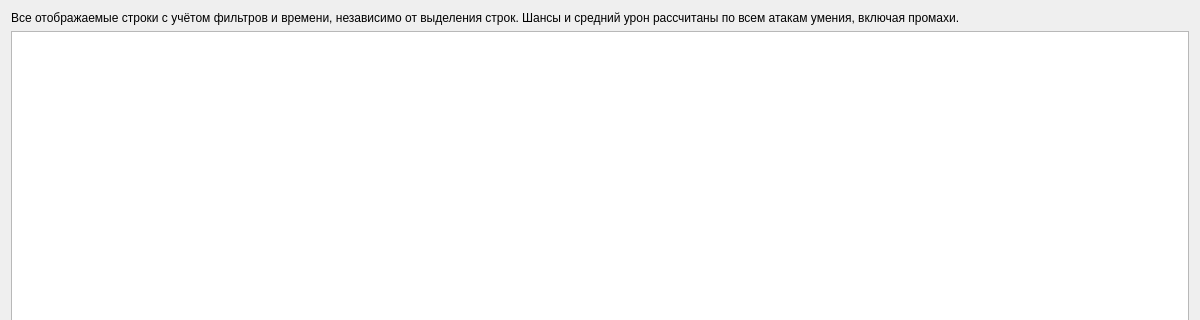
Above: src/gui/ui/skill_damage_dialog.ui from KolmePro/reva_damage_viewer before the change; both pictures show x 0 to 1200 and y 0 to 320 of the 1200 by 580 pixel window. Below: the same form after it.
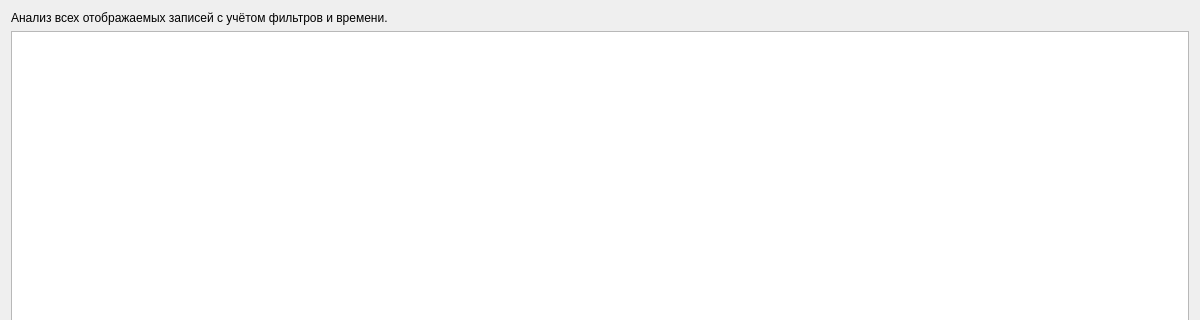
That is the form after the change.

Diff of the .ui file:
```diff
--- a/src/gui/ui/skill_damage_dialog.ui
+++ b/src/gui/ui/skill_damage_dialog.ui
@@ -8,7 +8,8 @@
   <layout class="QVBoxLayout" name="verticalLayout">
    <item>
     <widget class="QLabel" name="scope_label">
-     <property name="text"><string>Все отображаемые строки с учётом фильтров и времени, независимо от выделения строк. Шансы и средний урон рассчитаны по всем атакам умения, включая промахи.</string></property>
+     <property name="text"><string>Анализ всех отображаемых записей с учётом фильтров и времени.</string></property>
+     <property name="toolTip"><string>Шансы и средний урон рассчитаны по всем атакам умения в выборке, включая промахи.</string></property>
      <property name="wordWrap"><bool>true</bool></property>
     </widget>
    </item>
```
